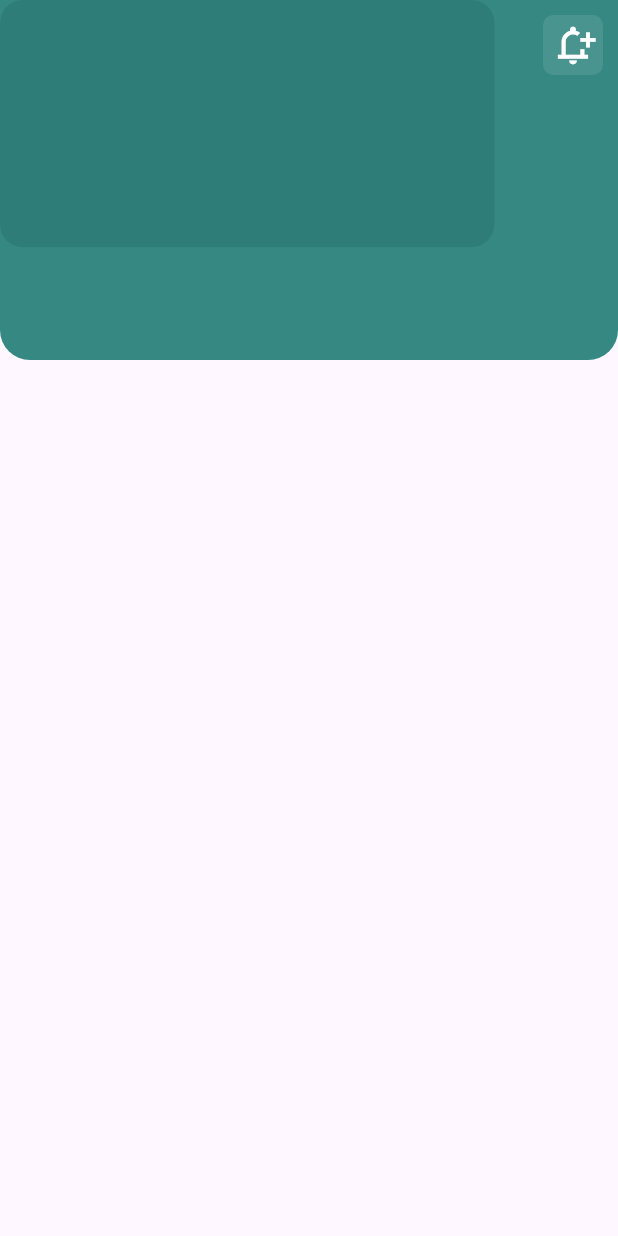
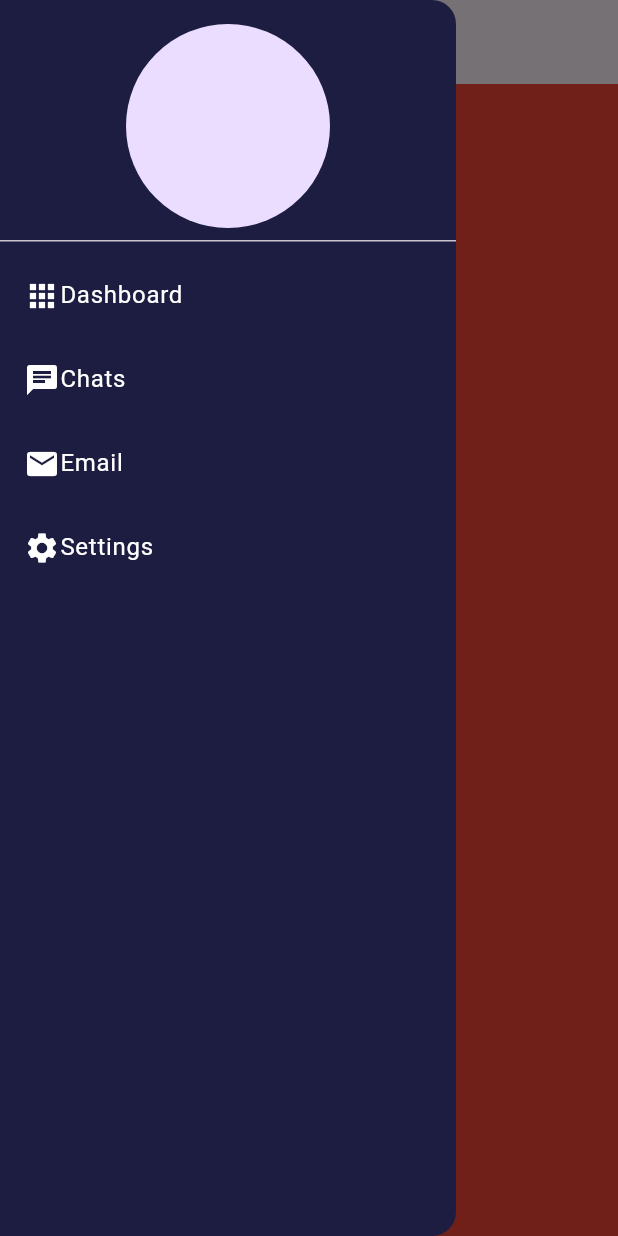
Before and after one commit to jesusmfb07/Income-Application, a Flutter app: the screen it shows after launch, with the side drawer open (before the commit the screen has no drawer), on a phone screen of 412 x 824 dp. Run offline on Flutter 3.47's test engine with Material 3 defaults, Android fonts, the phone set to English and light mode, and no system bars.

Commit message:
feat: modification of the css of my project

```diff
--- a/lib/chat/domain/aggregates/home.dart
+++ /dev/null
@@ -1,106 +0,0 @@
-import 'package:flutter/material.dart';
-
-class Home extends StatelessWidget {
-  const Home({Key? key}) : super(key: key);
-
-  @override
-  Widget build(BuildContext context) {
-    return Scaffold(
-      body: SafeArea(
-        child: Stack(
-          children: [
-            Column(
-              children: [
-                Container(
-                  height: 240,
-                  width: double.infinity,
-                  decoration: BoxDecoration(
-                    color: Color(0xff368983),
-                    borderRadius: BorderRadius.only(
-                      bottomLeft: Radius.circular(20),
-                      bottomRight: Radius.circular(20),
-                    ),
-                  ),
-                  child: Stack(
-                    children: [
-                      // Este es el icono posicionado de forma responsiva
-                      Positioned(
-                        top: 10,
-                        right: 10,
-                        child: ClipRRect(
-                          borderRadius: BorderRadius.circular(7),
-                          child: Container(
-                            height: 40,
-                            width: 40,
-                            color: Color.fromRGBO(250, 250, 250, 0.1),
-                            child: Icon(
-                              Icons.notification_add_outlined,
-                              size: 30,
-                              color: Colors.white,
-                            ),
-                          ),
-                        ),
-                      ),
-                      Padding(
-                        padding: const EdgeInsets.only(top: 35, left: 10),
-                        child: Column(
-                          crossAxisAlignment: CrossAxisAlignment.start,
-                          children: [
-                            Text(
-                              'Ejemplo de app',
-                              style: TextStyle(
-                                color: Color.fromARGB(255, 224, 223, 223),
-                                fontSize: 16,
-                                fontWeight: FontWeight.w500,
-                              ),
-                            ),
-                            Text(
-                              'Jesus Mendoza',
-                              style: TextStyle(
-                                color: Colors.white,
-                                fontSize: 20,
-                                fontWeight: FontWeight.w600,
-                              ),
-                            ),
-                          ],
-                        ),
-                      ),
-                    ],
-                  ),
-                ),
-              ],
-            ),
-             LayoutBuilder(
-              builder: (context, constraints) {
-                double containerHeight = constraints.maxHeight * 0.20; // 20% de la altura de la pantalla
-                double containerWidth = constraints.maxWidth * 0.9; // 90% del ancho de la pantalla
-                double topPosition = constraints.maxHeight * 0.15; // 15% de la altura de la pantalla
-                double leftPosition = (constraints.maxWidth - containerWidth) / 2 - 10;
-
-                if (constraints.maxWidth < 600) {
-                  // Para dispositivos móviles
-                  containerWidth = constraints.maxWidth * 0.8;
-                  leftPosition = (constraints.maxWidth - containerWidth) / 2;
-                  topPosition = 260; // Espacio para móviles, después del primer contenedor
-                }
-                return Positioned(
-                  top: topPosition,
-                  left: leftPosition,
-                  child: Container(
-                    height: containerHeight,
-                    width: containerWidth,
-                    decoration: BoxDecoration(
-                      color: Color.fromARGB(255, 47, 125, 121),
-                      borderRadius: BorderRadius.circular(15),
-                    ),
-                  ),
-                );
-              },
-            ),
-            // Otros widgets aquí
-          ],
-        ),
-      ),
-    );
-  }
-}
--- /dev/null
+++ b/lib/dashboard.dart
@@ -0,0 +1,19 @@
+import 'package:flutter/material.dart';
+import 'package:app_movil/dashboard/mobile/mobile.dart';
+import 'package:app_movil/dashboard/tablet/tablet.dart';
+import 'package:app_movil/widgets/responsive.dart';
+
+import 'dashboard/desktop/desktop.dart';
+
+class Dashboard extends StatelessWidget {
+  const Dashboard({super.key});
+
+  @override
+  Widget build(BuildContext context) {
+    return const Responsive(
+      desktop: DesktopDashboard(),
+      mobile: MobileDashboard(),
+      tablet: TabletDashboard(),
+    );
+  }
+}
--- /dev/null
+++ b/lib/dashboard/desktop/desktop.dart
@@ -0,0 +1,17 @@
+import 'package:flutter/material.dart';
+
+import '../../widgets/header.dart';
+
+class DesktopDashboard extends StatelessWidget {
+  const DesktopDashboard({super.key});
+
+  @override
+  Widget build(BuildContext context) {
+    return Scaffold(
+      backgroundColor: Colors.blue,
+      appBar: AppBar(
+        title: const Header(),
+      ),
+    );
+  }
+}
--- /dev/null
+++ b/lib/dashboard/mobile/mobile.dart
@@ -0,0 +1,17 @@
+import 'package:flutter/material.dart';
+
+import '../../widgets/header.dart';
+
+class MobileDashboard extends StatelessWidget {
+  const MobileDashboard({super.key});
+
+  @override
+  Widget build(BuildContext context) {
+    return Scaffold(
+      backgroundColor: Colors.red,
+      appBar: AppBar(
+        title: const Header(),
+      ),
+    );
+  }
+}
--- /dev/null
+++ b/lib/dashboard/tablet/tablet.dart
@@ -0,0 +1,17 @@
+import 'package:flutter/material.dart';
+
+import '../../widgets/header.dart';
+
+class TabletDashboard extends StatelessWidget {
+  const TabletDashboard({super.key});
+
+  @override
+  Widget build(BuildContext context) {
+    return Scaffold(
+      backgroundColor: Colors.green,
+      appBar: AppBar(
+        title: const Header(),
+      ),
+    );
+  }
+}
--- /dev/null
+++ b/lib/home.dart
@@ -0,0 +1,146 @@
+// import 'package:flutter/material.dart';
+
+// class Home extends StatelessWidget {
+//   const Home({Key? key}) : super(key: key);
+
+//   @override
+//   Widget build(BuildContext context) {
+//     return Scaffold(
+//       body: SafeArea(
+//         child: Stack(
+//           children: [
+//             Column(
+//               children: [
+//                 Container(
+//                   height: 240,
+//                   width: double.infinity,
+//                   decoration: BoxDecoration(
+//                     color: Color(0xff368983),
+//                     borderRadius: BorderRadius.only(
+//                       bottomLeft: Radius.circular(20),
+//                       bottomRight: Radius.circular(20),
+//                     ),
+//                   ),
+//                   child: Stack(
+//                     children: [
+//                       // Este es el icono posicionado de forma responsiva
+//                       Positioned(
+//                         top: 10,
+//                         right: 10,
+//                         child: ClipRRect(
+//                           borderRadius: BorderRadius.circular(7),
+//                           child: Container(
+//                             height: 40,
+//                             width: 40,
+//                             color: Color.fromRGBO(250, 250, 250, 0.1),
+//                             child: Icon(
+//                               Icons.notification_add_outlined,
+//                               size: 30,
+//                               color: Colors.white,
+//                             ),
+//                           ),
+//                         ),
+//                       ),
+//                       Padding(
+//                         padding: const EdgeInsets.only(top: 35, left: 10),
+//                         child: Column(
+//                           crossAxisAlignment: CrossAxisAlignment.start,
+//                           children: [
+//                             Text(
+//                               'Ejemplo de app',
+//                               style: TextStyle(
+//                                 color: Color.fromARGB(255, 224, 223, 223),
+//                                 fontSize: 16,
+//                                 fontWeight: FontWeight.w500,
+//                               ),
+//                             ),
+//                             Text(
+//                               'Jesus Mendoza',
+//                               style: TextStyle(
+//                                 color: Colors.white,
+//                                 fontSize: 20,
+//                                 fontWeight: FontWeight.w600,
+//                               ),
+//                             ),
+//                           ],
+//                         ),
+//                       ),
+//                     ],
+//                   ),
+//                 ),
+//               ],
+//             ),
+//              LayoutBuilder(
+//               builder: (context, constraints) {
+//                 double containerHeight = constraints.maxHeight * 0.20; // 20% de la altura de la pantalla
+//                 double containerWidth = constraints.maxWidth * 0.9; // 90% del ancho de la pantalla
+//                 double topPosition = constraints.maxHeight * 0.15; // 15% de la altura de la pantalla
+//                 double leftPosition = (constraints.maxWidth - containerWidth) / 2 - 10;
+
+//                 if (constraints.maxWidth < 600) {
+//                   // Para dispositivos móviles
+//                   containerWidth = constraints.maxWidth * 0.8;
+//                   leftPosition = (constraints.maxWidth - containerWidth) / 2;
+//                   topPosition = 260; // Espacio para móviles, después del primer contenedor
+//                 }
+//                 return Positioned(
+//                   top: topPosition,
+//                   left: leftPosition,
+//                   child: Container(
+//                     height: containerHeight,
+//                     width: containerWidth,
+//                     decoration: BoxDecoration(
+//                       color: Color.fromARGB(255, 47, 125, 121),
+//                       borderRadius: BorderRadius.circular(15),
+//                     ),
+//                   ),
+//                 );
+//               },
+//             ),
+//             // Otros widgets aquí
+//           ],
+//         ),
+//       ),
+//     );
+//   }
+// }
+
+
+
+
+import 'package:app_movil/widgets/side_menu.dart';
+import 'package:flutter/material.dart';
+import 'package:app_movil/side_menu_controller.dart';
+import 'package:app_movil/widgets/responsive.dart';
+import 'package:provider/provider.dart';
+
+import 'dashboard.dart';
+
+class Home extends StatefulWidget {
+  const Home({super.key});
+
+  @override
+  State<Home> createState() => _HomeState();
+}
+
+class _HomeState extends State<Home> {
+  @override
+  Widget build(BuildContext context) {
+    final sideMenuController = Provider.of<SideMenuController>(context);
+
+    return Scaffold(
+        key: sideMenuController.scaffoldKey,
+        drawer: const SideMenu(),
+        body: SafeArea(
+          child: Row(
+            children: [
+              if (Responsive.isDesktop(context))
+                const Expanded(
+                  child: SideMenu(),
+                ),
+              const Expanded(flex: 5, child: Dashboard())
+            ],
+          ),
+        ));
+  }
+}
--- a/lib/main.dart
+++ b/lib/main.dart
@@ -1,7 +1,17 @@
+import 'package:app_movil/side_menu_controller.dart';
 import 'package:flutter/material.dart';
-import 'package:app_movil/chat/domain/aggregates/home.dart'; // Asegúrate de que la ruta es correcta
+import 'package:app_movil/home.dart';
+import 'package:provider/provider.dart';
+// Asegúrate de que la ruta es correcta
 
-void main() => runApp(const MyApp());
+import 'home.dart';
+
+void main() {
+  runApp(MultiProvider(
+    providers: [ChangeNotifierProvider(create: (_) => SideMenuController())],
+    child: const MyApp(),
+  ));
+}
 
 class MyApp extends StatelessWidget {
   const MyApp({super.key});
--- /dev/null
+++ b/lib/side_menu_controller.dart
@@ -0,0 +1,13 @@
+import 'package:flutter/material.dart';
+
+class SideMenuController extends ChangeNotifier {
+  final GlobalKey<ScaffoldState> _scaffoldKey = GlobalKey<ScaffoldState>();
+
+  GlobalKey<ScaffoldState> get scaffoldKey => _scaffoldKey;
+
+  void controlMenu() {
+    if (!_scaffoldKey.currentState!.isDrawerOpen) {
+      _scaffoldKey.currentState!.openDrawer();
+    }
+  }
+}
--- /dev/null
+++ b/lib/widgets/header.dart
@@ -0,0 +1,29 @@
+import 'package:flutter/material.dart';
+import 'package:app_movil/widgets/responsive.dart';
+import 'package:provider/provider.dart';
+
+import '../side_menu_controller.dart';
+
+class Header extends StatelessWidget {
+  const Header({super.key});
+
+  @override
+  Widget build(BuildContext context) {
+    final sideMenuController = Provider.of<SideMenuController>(context);
+
+    return Row(
+      children: [
+        if (!Responsive.isDesktop(context))
+          IconButton(
+            onPressed: sideMenuController.controlMenu,
+            icon: const Icon(Icons.menu, color: Colors.white),
+          ),
+        if (!Responsive.isMobile(context))
+          const Padding(
+            padding: EdgeInsets.all(8.0),
+            child: Text('Dashboard'),
+          ),
+      ],
+    );
+  }
+}
--- /dev/null
+++ b/lib/widgets/responsive.dart
@@ -0,0 +1,34 @@
+import 'package:flutter/material.dart';
+
+class Responsive extends StatelessWidget {
+  final Widget mobile;
+  final Widget tablet;
+  final Widget desktop;
+
+  const Responsive(
+      {super.key,
+      required this.mobile,
+      required this.tablet,
+      required this.desktop});
+
+  static bool isMobile(BuildContext context) =>
+      MediaQuery.of(context).size.width < 850;
+
+  static bool isTablet(BuildContext context) =>
+      MediaQuery.of(context).size.width >= 850 &&
+      MediaQuery.of(context).size.width < 1100;
+
+  static bool isDesktop(BuildContext context) =>
+      MediaQuery.of(context).size.width >= 1100;
+
+  @override
+  Widget build(BuildContext context) {
+    if (isDesktop(context)) {
+      return desktop;
+    } else if (isMobile(context)) {
+      return mobile;
+    } else {
+      return tablet;
+    }
+  }
+}
--- /dev/null
+++ b/lib/widgets/side_menu.dart
@@ -0,0 +1,68 @@
+import 'package:flutter/material.dart';
+
+class SideMenu extends StatefulWidget {
+  const SideMenu({super.key});
+
+  @override
+  State<SideMenu> createState() => _SideMenuState();
+}
+
+class _SideMenuState extends State<SideMenu> {
+  @override
+  Widget build(BuildContext context) {
+    return Drawer(
+      backgroundColor: const Color(0xff1d1d42),
+      child: ListView(
+        children: [
+          const DrawerHeader(
+            child: CircleAvatar(),
+          ),
+          ListTile(
+            onTap: () {},
+            leading: const Icon(Icons.apps, color: Colors.white),
+            title: const Text(
+              'Dashboard',
+              style: TextStyle(
+                color: Colors.white,
+              ),
+            ),
+            horizontalTitleGap: 0,
+          ),
+          ListTile(
+            onTap: () {},
+            leading: const Icon(Icons.chat, color: Colors.white),
+            title: const Text(
+              'Chats',
+              style: TextStyle(
+                color: Colors.white,
+              ),
+            ),
+            horizontalTitleGap: 0,
+          ),
+          ListTile(
+            onTap: () {},
+            leading: const Icon(Icons.mail, color: Colors.white),
+            title: const Text(
+              'Email',
+              style: TextStyle(
+                color: Colors.white,
+              ),
+            ),
+            horizontalTitleGap: 0,
+          ),
+          ListTile(
+            onTap: () {},
+            leading: const Icon(Icons.settings, color: Colors.white),
+            title: const Text(
+              'Settings',
+              style: TextStyle(
+                color: Colors.white,
+              ),
+            ),
+            horizontalTitleGap: 0,
+          ),
+        ],
+      ),
+    );
+  }
+}
--- a/pubspec.yaml
+++ b/pubspec.yaml
@@ -13,8 +13,10 @@ dependencies:
   flutter:
     sdk: flutter
   cupertino_icons: ^1.0.6
+  provider: ^6.0.5
   hive: ^2.0.0
   hive_flutter: ^1.1.0
+  webview_flutter: ^4.8.0
 
 dev_dependencies:
   flutter_test:
@@ -23,5 +25,6 @@ dev_dependencies:
   build_runner: ^2.0.0
   flutter_lints: ^4.0.0
 
+
 flutter:
   uses-material-design: true
```
Also changed, not shown: pubspec.lock, 2 other files.
